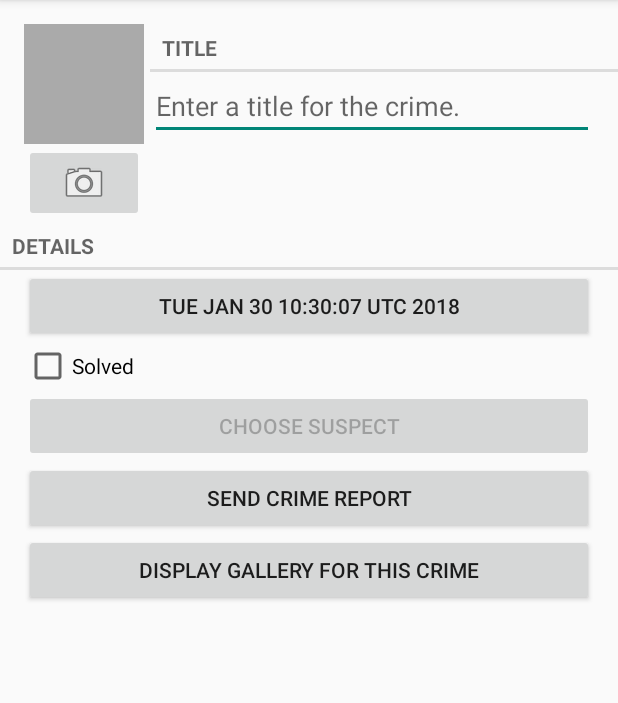
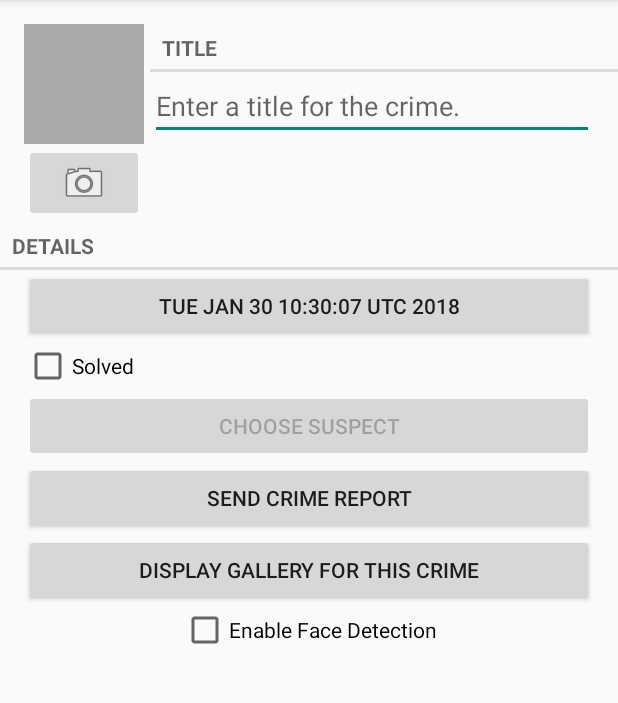
Before and after one commit to CS4518-C18/CriminalIntent, an Android app: the CrimeFragment screen opened directly, with no data from a screen before it, on a phone screen of 412 x 824 dp, the part 84-787 px from its top. Run offline under Robolectric (Android 15) with nearby library versions, the phone set to English and light mode, and no system bars; our stand-ins replace Picasso; libraries missing offline, so code that uses them is left out: jp.wasabeef.picasso.

Commit message:
Add enableFaceDetection checkbox

```diff
--- a/app/src/main/java/com/bignerdranch/android/criminalintent/CrimeFragment.java
+++ b/app/src/main/java/com/bignerdranch/android/criminalintent/CrimeFragment.java
@@ -69,13 +69,6 @@ public class CrimeFragment extends Fragment {
     @Override
     public void setUserVisibleHint(boolean isVisibleToUser) {
         super.setUserVisibleHint(isVisibleToUser);
-        /*
-        if (isVisibleToUser) {
-            UUID crimeId = (UUID) getArguments().getSerializable(ARG_CRIME_ID);
-            mCrime = CrimeLab.get(getActivity()).getCrime(crimeId);
-            mPhotoFile = CrimeLab.get(getActivity()).getPhotoFile(mCrime);
-        }
-        */
     }
 
     @Override
@@ -201,7 +194,24 @@ public class CrimeFragment extends Fragment {
                 startActivity(intent);
             }
         });
+
+        CheckBox enablefaceDetectionCheckBox = (CheckBox) v.findViewById(R.id.enable_face_detection_checkbox);
+        enablefaceDetectionCheckBox.setOnCheckedChangeListener(new OnCheckedChangeListener() {
+            @Override
+            public void onCheckedChanged(CompoundButton compoundButton, boolean b) {
+                if(b) enableFaceDetection();
+                else disableFaceDetection();
+            }
+        });
         return v;
+    }
+
+    private void enableFaceDetection() {
+        Log.d("CrimeFragment", "enableFaceDetection");
+    }
+
+    private void disableFaceDetection() {
+        Log.d("CrimeFragment", "disableFaceDetection");
     }
 
     private void prepareTakingPhoto() {
--- a/app/src/main/res/layout/fragment_crime.xml
+++ b/app/src/main/res/layout/fragment_crime.xml
@@ -51,4 +51,11 @@
         android:text="@string/display_gallery"
         />
 
+    <CheckBox
+        android:id="@+id/enable_face_detection_checkbox"
+        android:layout_gravity="center"
+        android:layout_width="wrap_content"
+        android:layout_height="wrap_content"
+        android:text="@string/face_detection_checkbox"/>
+
 </LinearLayout>
--- a/app/src/main/res/values/strings.xml
+++ b/app/src/main/res/values/strings.xml
@@ -25,4 +25,5 @@
     <string name="send_report">Send crime report via</string>
     <string name="display_gallery">Display Gallery For This Crime</string>
     <string name="gallery_title">Gallery For This Crime</string>
+    <string name="face_detection_checkbox">Enable Face Detection</string>
 </resources>
```
